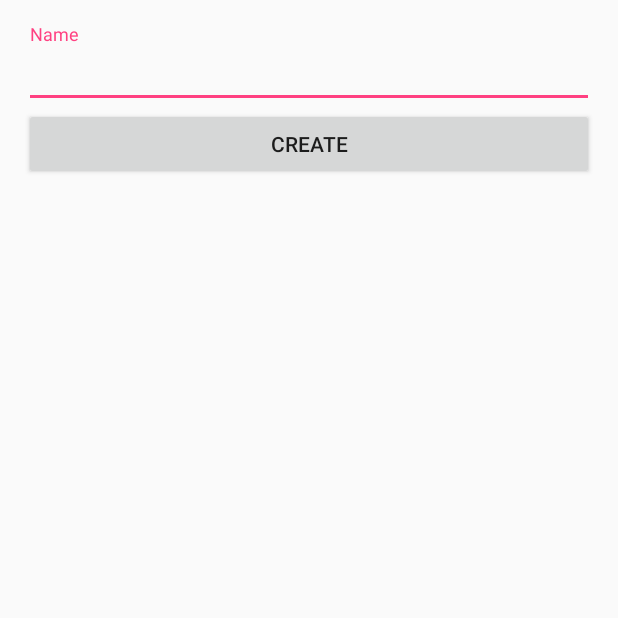
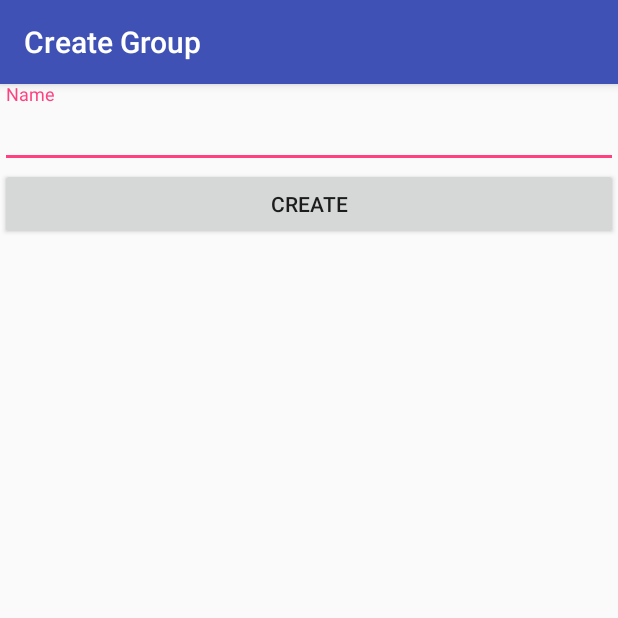
Before and after one commit to SimonKinds/SenderRemote, an Android app: the GroupCreateActivity screen opened directly, with no data from a screen before it, on a phone screen of 412 x 824 dp, the top half of it. Run offline under Robolectric (Android 15) with nearby library versions, the phone set to English and light mode, and no system bars; our stand-ins replace ButterKnife.

Commit message:
Fixed actionbar not showing when creating groups

```diff
--- a/app/src/main/java/io/kindstrom/senderremote/presentation/view/activity/GroupCreateActivity.java
+++ b/app/src/main/java/io/kindstrom/senderremote/presentation/view/activity/GroupCreateActivity.java
@@ -6,6 +6,7 @@ import android.os.Bundle;
 import android.support.annotation.Nullable;
 import android.support.v7.widget.AppCompatCheckBox;
 import android.support.v7.widget.GridLayout;
+import android.support.v7.widget.Toolbar;
 import android.view.View;
 import android.widget.CheckBox;
 import android.widget.EditText;
@@ -28,6 +29,8 @@ import io.kindstrom.senderremote.presentation.view.GroupCreateView;
 
 public class GroupCreateActivity extends BaseActivity implements GroupCreateView {
 
+    @BindView(R.id.toolbar)
+    Toolbar toolbar;
     @BindView(R.id.et_group_name)
     EditText groupNameView;
     @BindView(R.id.tv_sender_selection_title)
@@ -50,6 +53,7 @@ public class GroupCreateActivity extends BaseActivity implements GroupCreateView
         if (savedInstanceState == null) {
             inject();
             ButterKnife.bind(this);
+            setSupportActionBar(toolbar);
         }
     }
 
--- a/app/src/main/res/layout/activity_group_create.xml
+++ b/app/src/main/res/layout/activity_group_create.xml
@@ -4,8 +4,16 @@
     xmlns:tools="http://schemas.android.com/tools"
     android:layout_width="match_parent"
     android:layout_height="match_parent"
-    android:orientation="vertical"
-    android:padding="@dimen/activity_padding">
+    android:orientation="vertical">
+
+    <android.support.design.widget.AppBarLayout
+        android:layout_width="match_parent"
+        android:layout_height="wrap_content">
+
+        <include
+            android:id="@+id/toolbar"
+            layout="@layout/toolbar" />
+    </android.support.design.widget.AppBarLayout>
 
     <android.support.design.widget.TextInputLayout
         android:layout_width="match_parent"
```
